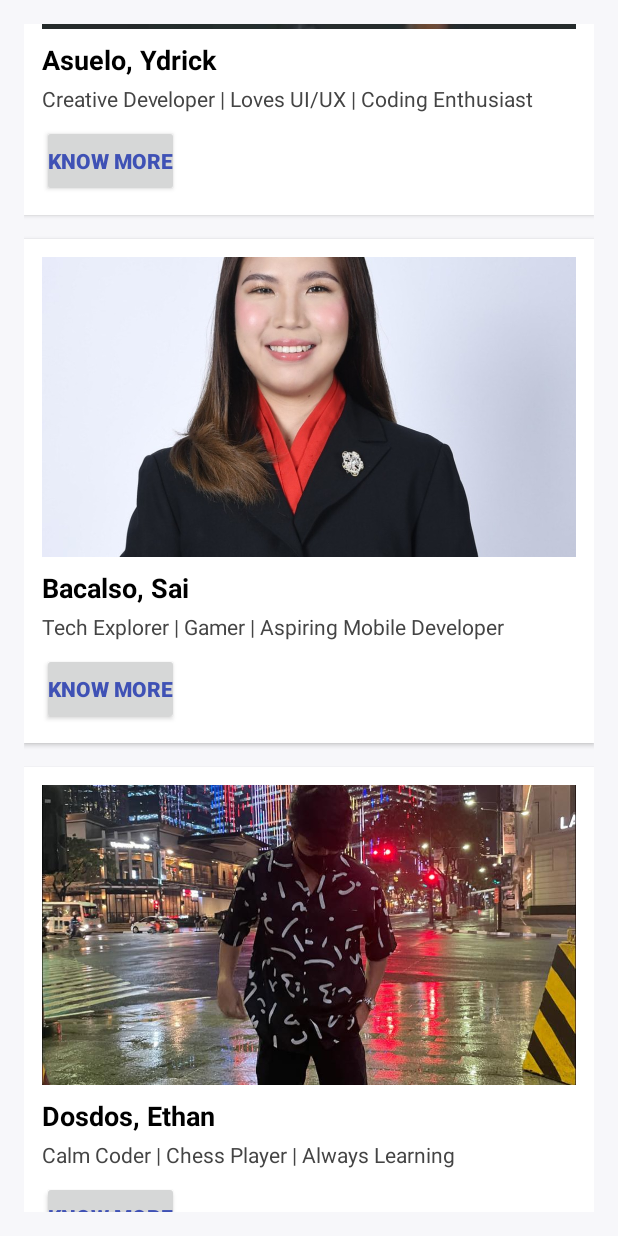
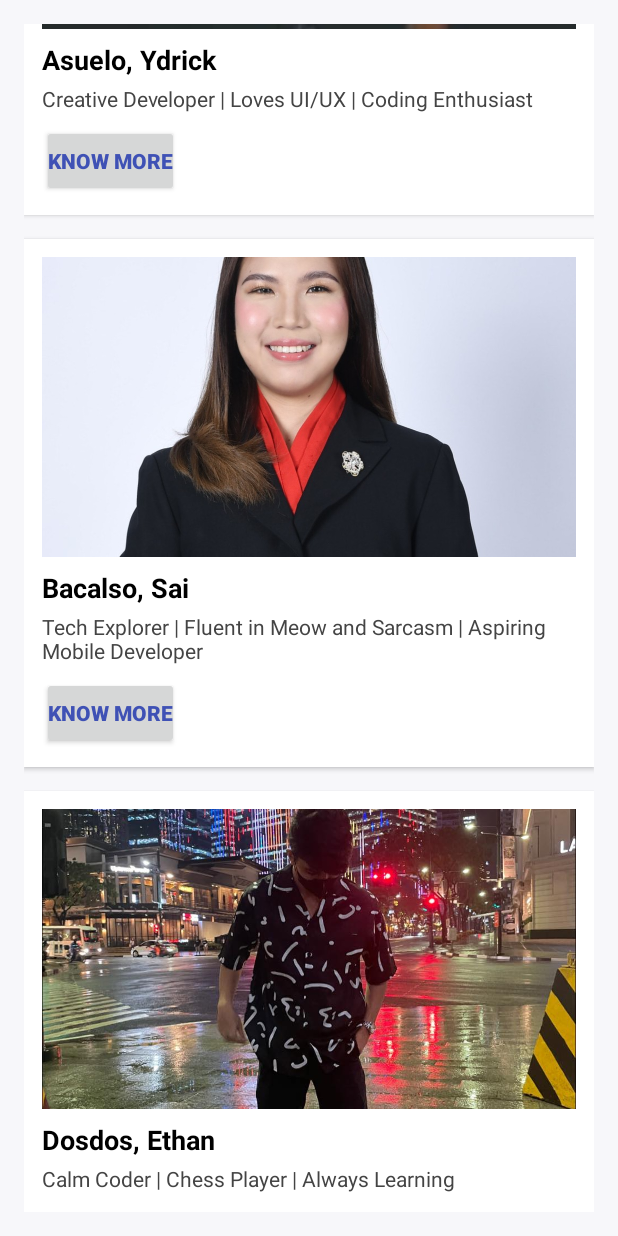
Before and after one commit to SandyLMCD/itcc41-final-about-me-app, an Android app built with Jetpack Compose: the screen it shows after launch (MainActivity), scrolled down 576 dp, on a phone screen of 412 x 824 dp. Run offline under Robolectric (Android 15) with nearby library versions, the phone set to English and light mode, and no system bars.

Commit message:
Updated link and description

```diff
--- a/app/src/main/java/com/example/itcc41_final_about_me_app/MainActivity.kt
+++ b/app/src/main/java/com/example/itcc41_final_about_me_app/MainActivity.kt
@@ -110,7 +110,7 @@ class MainActivity : ComponentActivity() {
         }
 
         btnSai.setOnClickListener {
-            val url = "https://saigithub.com" // Replace with actual URL
+            val url = "https://github.com/SaiBacalso" // Replace with actual URL
             val intent = Intent(Intent.ACTION_VIEW)
             intent.data = Uri.parse(url)
             startActivity(intent)
--- a/app/src/main/res/values/strings.xml
+++ b/app/src/main/res/values/strings.xml
@@ -18,8 +18,8 @@
     <string name="ydrick_description_old">This is a short description about Ydrick</string>
 
     <string name="sai_name">Bacalso, Sai</string>
-    <string name="sai_info">Tech Explorer | Gamer | Aspiring Mobile Developer</string>
-    <string name="sai_description">Sai is a dedicated tech explorer with a strong foundation in programming logic. When not coding, you can find Sai diving deep into strategic games, a hobby that translates directly into effective problem-solving skills in development.</string>
+    <string name="sai_info">Tech Explorer | Fluent in Meow and Sarcasm | Aspiring Mobile Developer</string>
+    <string name="sai_description">Sai is a dedicated tech explorer with, uhh… let’s call it a pretty decent grasp (❓) of programming logic. When not coding, Sai is a part-time human, full-time cat servant — mastering patience one bug (or meow) at a time.</string>
     <string name="bacalso_sai_name_old">Sai Bacalso | Click For More</string>
     <string name="sai_description_old">This is a short description about Sai</string>
 
```
